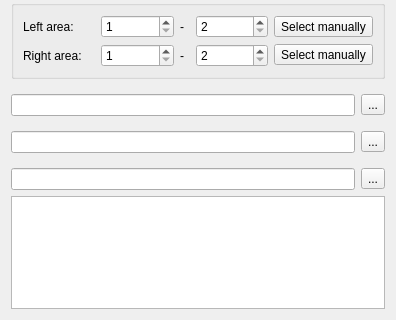
The window that src/plugins/pcr_primer_design_for_dna_assembly/src/PCRPrimerDesignForDNAAssemblyOPWidget.ui (violethaze74/ugene) describes before a commit, drawn with Qt 5; both pictures show x 0 to 396 and y 488 to 808 of the 396 by 808 pixel window.
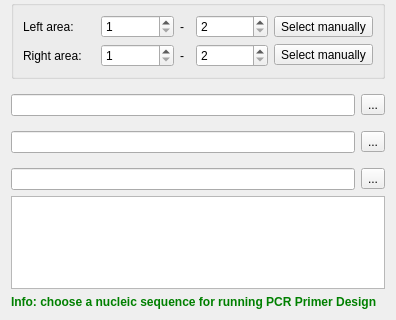
The same window after the commit. Custom widgets are drawn as their Qt base class.

Commit message: UGENE-7325. Make the "PCR primer design" tab visible for DNA sequence only (#443)

The edit to the form file:
```diff
--- a/src/plugins/pcr_primer_design_for_dna_assembly/src/PCRPrimerDesignForDNAAssemblyOPWidget.ui
+++ b/src/plugins/pcr_primer_design_for_dna_assembly/src/PCRPrimerDesignForDNAAssemblyOPWidget.ui
@@ -15,6 +15,21 @@
   </property>
   <layout class="QVBoxLayout" name="verticalLayout_22">
    <item>
+    <widget class="QWidget" name="runPcrPrimerDesignWidget" native="true">
+     <layout class="QVBoxLayout" name="verticalLayout_1">
+      <property name="leftMargin">
+       <number>0</number>
+      </property>
+      <property name="topMargin">
+       <number>0</number>
+      </property>
+      <property name="rightMargin">
+       <number>0</number>
+      </property>
+      <property name="bottomMargin">
+       <number>0</number>
+      </property>
+      <item>
     <widget class="U2::ShowHideSubgroupWidget" name="userPrimersShowHideGroup" native="true"/>
    </item>
    <item>
@@ -826,6 +841,26 @@
      <attribute name="verticalHeaderVisible">
       <bool>false</bool>
      </attribute>
+       </widget>
+      </item>
+     </layout>
+    </widget>
+   </item>
+   <item>
+    <widget class="QLabel" name="alphabetWarningLabel" native="true">
+     <property name="styleSheet">
+      <string notr="true">color: green;
+font-weight: 600;</string>
+     </property>
+     <property name="text">
+      <string>Info: choose a nucleic sequence for running PCR Primer Design</string>
+     </property>
+     <property name="alignment">
+      <set>Qt::AlignLeading|Qt::AlignLeft|Qt::AlignVCenter</set>
+     </property>
+     <property name="wordWrap">
+      <bool>true</bool>
+     </property>
     </widget>
    </item>
   </layout>
```
Lines whose indentation alone changed are shown as unchanged. The commit also changes 11 other files.
